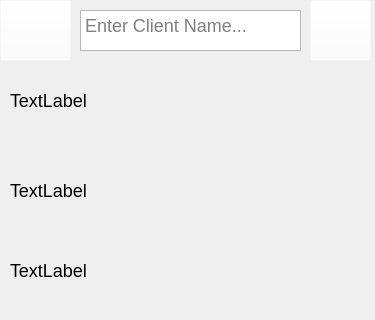
Qt form 0806_mCR_login/adminsearchusers.ui (csidon/MyCovidApp) before a commit; both pictures show x 0 to 375 and y 0 to 320 of the 375 by 667 pixel window.
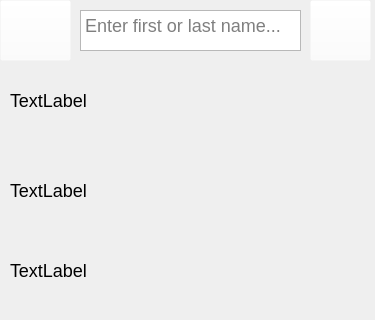
The same form after that commit. Icons and pictures are not drawn.

What changed in the file:
```diff
--- a/0806_mCR_login/adminsearchusers.ui
+++ b/0806_mCR_login/adminsearchusers.ui
@@ -135,7 +135,7 @@
       <string notr="true">font-size:18px;</string>
      </property>
      <property name="placeholderText">
-      <string>Enter Client Name...</string>
+      <string>Enter first or last name...</string>
      </property>
     </widget>
     <widget class="QPushButton" name="btn_search">
```
